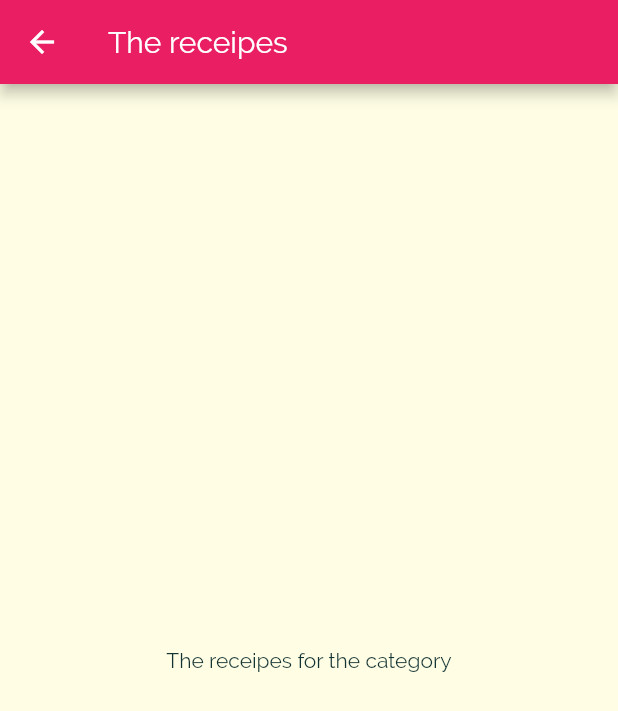
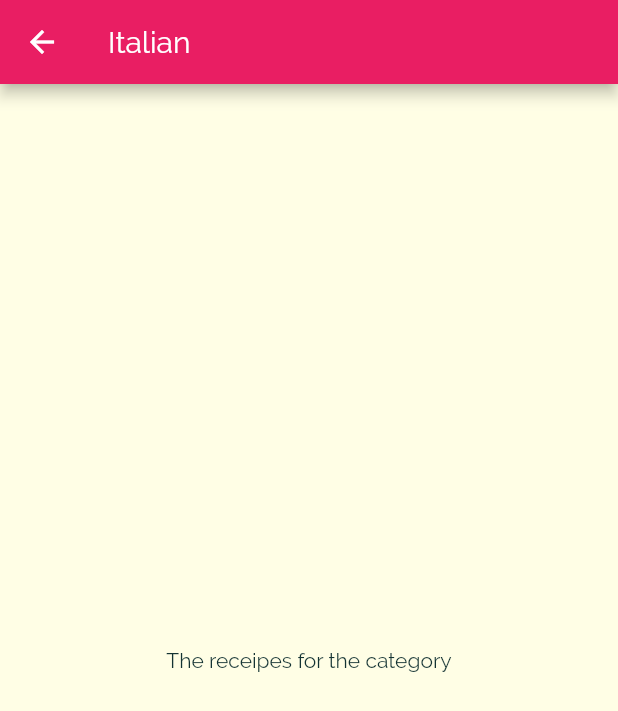
Before and after one commit to lhmisho/meal_app, a Flutter app: the screen it shows after launch, after a tap on "Italian", on a phone screen of 412 x 824 dp. Shown: the top 711 px of the screen. Run offline on Flutter 3.47's test engine with Material 2 defaults, Android fonts, the phone set to English and light mode, and no system bars.

Commit message:
passing data to navigator via constructor

```diff
--- a/lib/categories_screen.dart
+++ b/lib/categories_screen.dart
@@ -13,7 +13,7 @@ class CategoriesScreen extends StatelessWidget {
         mainAxisSpacing: 20,
         crossAxisSpacing: 20,
       ),
-      children: DUMMY_CATEGORIES.map((cat) => CategoryItem(cat.title, cat.color)).toList(),
+      children: DUMMY_CATEGORIES.map((cat) => CategoryItem(cat.id, cat.title, cat.color)).toList(),
     );
   }
 }
--- a/lib/category_meals_screen.dart
+++ b/lib/category_meals_screen.dart
@@ -1,11 +1,16 @@
 import 'package:flutter/material.dart';
 
 class CategoryMealsScreen extends StatelessWidget {
+  final String categoryId;
+  final String categoryTitle;
+
+  CategoryMealsScreen(this.categoryId, this.categoryTitle);
+
   @override
   Widget build(BuildContext context) {
     return Scaffold(
       appBar: AppBar(
-        title: Text('The receipes', style: null),
+        title: Text(categoryTitle, style: null),
       ),
       body: Center(
         child: Text(
--- a/lib/widgets/category_item.dart
+++ b/lib/widgets/category_item.dart
@@ -2,15 +2,16 @@ import 'package:flutter/material.dart';
 import '../category_meals_screen.dart';
 
 class CategoryItem extends StatelessWidget {
+  final String id;
   final String title;
   final Color color;
-  CategoryItem(this.title, this.color);
+  CategoryItem(this.id,this.title, this.color);
 
   void selectCategoryItem(BuildContext ctx) {
     Navigator.of(ctx).push(
       MaterialPageRoute(
         builder: (_) {
-          return CategoryMealsScreen();
+          return CategoryMealsScreen(id, title);
         },
       ),
     );
```
